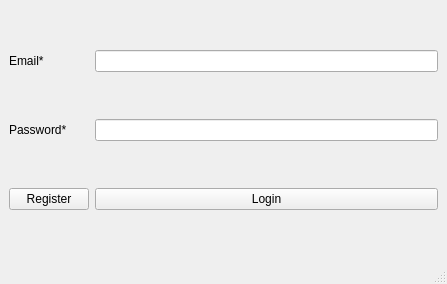
This is login.ui in Imran2205/AvestaAgroVet as Qt 5 draws it before an edit. The edited form follows.
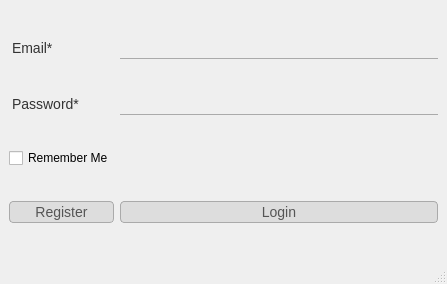
This is the edited form.

```diff
--- a/login.ui
+++ b/login.ui
@@ -13,24 +13,57 @@
   <property name="windowTitle">
    <string>Login</string>
   </property>
+  <property name="styleSheet">
+   <string notr="true"/>
+  </property>
   <widget class="QWidget" name="centralwidget">
    <layout class="QGridLayout" name="gridLayout">
-    <item row="4" column="1">
-     <widget class="QPushButton" name="LoginButton">
-      <property name="text">
-       <string>Login</string>
+    <item row="5" column="0">
+     <widget class="QPushButton" name="RegisterButton">
+      <property name="styleSheet">
+       <string notr="true">QPushButton{
+	background-color: #ddd;
+	border: 1px solid #aaa;
+	color: #555;
+	box-sizing: border-box;
+	font-family: 'Arvo';
+	font-size: 14px;
+	padding: 2px 0px;
+	border-radius: 4px;
+}
+
+QPushButton:hover {   
+	background-color: #bbf;
+	border: 1px solid #000;
+	color: #fff;
+	box-sizing: border-box;
+	font-family: 'Arvo';
+	font-size: 14px;
+	padding: 2px 0px;
+	border-radius: 4px;
+}
+
+</string>
       </property>
-     </widget>
-    </item>
-    <item row="3" column="0">
-     <widget class="QLabel" name="PassLabel">
       <property name="text">
-       <string>Password*</string>
+       <string>Register</string>
       </property>
      </widget>
     </item>
     <item row="2" column="0">
      <widget class="QLabel" name="EmailLabel">
+      <property name="styleSheet">
+       <string notr="true">QLabel{
+	background-color: transparent;
+	color: #333;
+	font-family: 'Arvo';
+	font-size: 14px;
+	font-weight: 400;
+	padding: 2px 0px;
+}
+
+</string>
+      </property>
       <property name="text">
        <string>Email*</string>
       </property>
@@ -38,20 +71,132 @@
     </item>
     <item row="3" column="1">
      <widget class="QLineEdit" name="PassLine">
+      <property name="styleSheet">
+       <string notr="true">QLineEdit{
+	background-color: transparent;
+	border: none;
+	border-bottom: 1px solid #aaa;
+	color: #555;
+	box-sizing: border-box;
+	font-family: 'Arvo';
+	font-size: 14px;
+	padding: 2px 0px;
+}
+
+QLineEdit:hover {   
+	background-color: transparent;
+	border: none;
+	border-bottom: 1px solid #000;
+	color: #555;
+	box-sizing: border-box;
+	font-family: 'Arvo';
+	font-size: 14px;
+	padding: 2px 0px;
+}
+</string>
+      </property>
       <property name="echoMode">
        <enum>QLineEdit::Password</enum>
       </property>
      </widget>
     </item>
+    <item row="3" column="0">
+     <widget class="QLabel" name="PassLabel">
+      <property name="styleSheet">
+       <string notr="true">QLabel{
+	background-color: transparent;
+	color: #333;
+	font-family: 'Arvo';
+	font-size: 14px;
+	font-weight: 400;
+	padding: 2px 0px;
+}
+
+</string>
+      </property>
+      <property name="text">
+       <string>Password*</string>
+      </property>
+     </widget>
+    </item>
     <item row="4" column="0">
-     <widget class="QPushButton" name="RegisterButton">
+     <widget class="QCheckBox" name="checkBox_remember_me">
+      <property name="styleSheet">
+       <string notr="true">QLabel{
+	background-color: transparent;
+	color: #333;
+	font-family: 'Arvo';
+	font-size: 14px;
+	font-weight: 400;
+	padding: 2px 0px;
+}
+
+</string>
+      </property>
       <property name="text">
-       <string>Register</string>
+       <string>Remember Me</string>
+      </property>
+     </widget>
+    </item>
+    <item row="5" column="1">
+     <widget class="QPushButton" name="LoginButton">
+      <property name="styleSheet">
+       <string notr="true">QPushButton{
+	background-color: #ddd;
+	border: 1px solid #aaa;
+	color: #555;
+	box-sizing: border-box;
+	font-family: 'Arvo';
+	font-size: 14px;
+	padding: 2px 0px;
+	border-radius: 4px;
+}
+
+QPushButton:hover {   
+	background-color: #bbf;
+	border: 1px solid #000;
+	color: #fff;
+	box-sizing: border-box;
+	font-family: 'Arvo';
+	font-size: 14px;
+	padding: 2px 0px;
+	border-radius: 4px;
+}
+
+</string>
+      </property>
+      <property name="text">
+       <string>Login</string>
       </property>
      </widget>
     </item>
     <item row="2" column="1">
-     <widget class="QLineEdit" name="EmailLine"/>
+     <widget class="QLineEdit" name="EmailLine">
+      <property name="styleSheet">
+       <string notr="true">QLineEdit{
+	background-color: transparent;
+	border: none;
+	border-bottom: 1px solid #aaa;
+	color: #555;
+	box-sizing: border-box;
+	font-family: 'Arvo';
+	font-size: 14px;
+	padding: 2px 0px;
+}
+
+QLineEdit:hover {   
+	background-color: transparent;
+	border: none;
+	border-bottom: 1px solid #000;
+	color: #555;
+	box-sizing: border-box;
+	font-family: 'Arvo';
+	font-size: 14px;
+	padding: 2px 0px;
+}
+</string>
+      </property>
+     </widget>
     </item>
    </layout>
   </widget>
```
